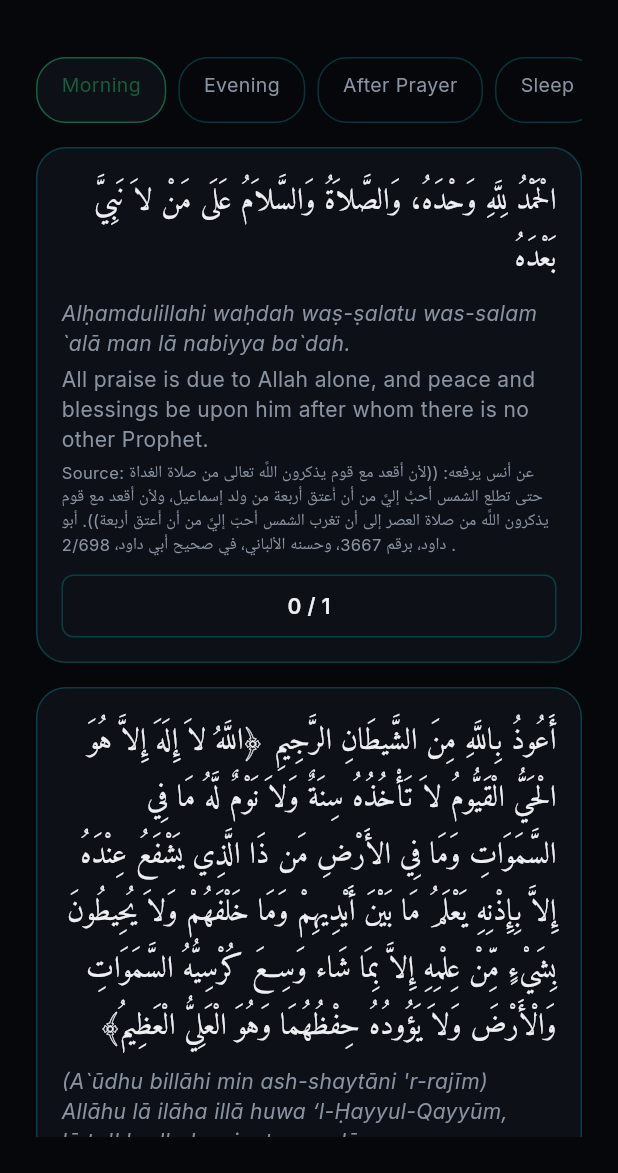
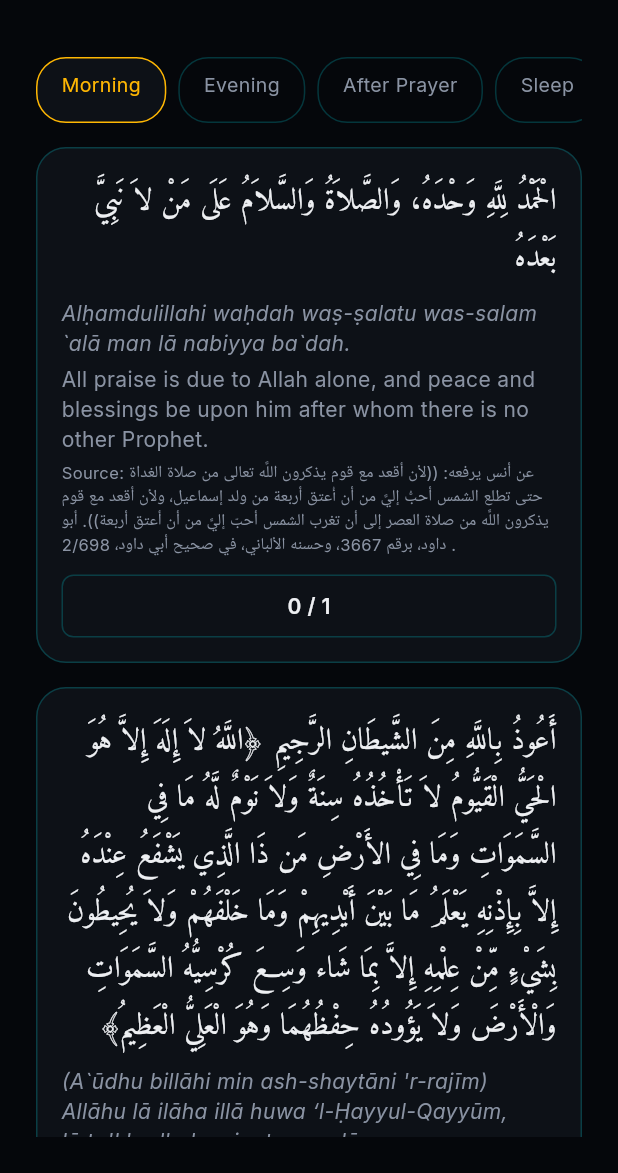
Before and after one commit to ajmalkhan6233-eng/noor_app, a Flutter app: the _AzkarView screen opened directly, on a phone screen of 412 x 824 dp, the part 63-1236 px from its top. Run offline on Flutter 3.47's test engine with Material 3 defaults, Android fonts, the phone set to English and light mode, and no system bars; our stand-ins replace adhan, audioplayers, equatable, flutter_bloc, flutter_compass, flutter_local_notifications and 5 more; accounts and stored records are empty.

Commit message:
Palette group: migrate remaining scoped emerald usage to gold/cyan
Scope matches the implementation_plan.md "Palette Uniformity" note and
its Qibla/Tasbih sections exactly — not a full app-wide sweep (that's
noor-palette-audit's job as a recurring check, not a one-shot fix;
~40 other emerald usages remain elsewhere, left alone).

- app_chip.dart: selected-chip border/text emerald -> gold. Its own
  file header already said "gold is punctuation" — the code just
  hadn't matched that comment.
- more_screen.dart: row icons emerald -> gold.
- zakat_result_card.dart, ayah_tile.dart (bookmark icon): emerald ->
  gold.
- 8 loading spinners (azkar/pilgrimage/qibla x2/quran x2/settings x2):
  CircularProgressIndicator color emerald -> gold.
- compass_face_painter.dart: bezel's plain white radial highlight ->
  a subtle gold reflection over the dark AppColors.card surface
  (titanium/obsidian, not chrome-white). Kaaba marker (fixed landmark)
  emerald -> gold; needle (live pointer) emerald -> cyan
  (accentSecondary) — previously identical colours made the two hard
  to tell apart at a glance.
- compass_ticks.dart: bold 'N' cardinal label emerald -> gold.
- tasbih_screen.dart: reset button text emerald -> gold.

Caught and fixed my own mistake before committing: first pass at the
bezel gradient referenced AppColors.cardSurfaceDark, which doesn't
exist in app_colors.dart — corrected to AppColors.card.

Co-Authored-By: Claude Sonnet 5 <noreply@anthropic.com>

```diff
--- a/lib/core/presentation/widgets/app_chip.dart
+++ b/lib/core/presentation/widgets/app_chip.dart
@@ -63,13 +63,13 @@ class _AppChipState extends State<AppChip> {
               color: widget.selected ? AppColors.card : Colors.transparent,
               borderRadius: BorderRadius.circular(20),
               border: Border.all(
-                color: widget.selected ? AppColors.emerald : AppColors.hairline,
+                color: widget.selected ? AppColors.gold : AppColors.hairline,
               ),
             ),
             child: Text(
               widget.label,
               style: TextStyle(
-                color: widget.selected ? AppColors.emerald : AppColors.sage,
+                color: widget.selected ? AppColors.gold : AppColors.sage,
                 fontSize: 13,
               ),
             ),
--- a/lib/features/azkar/presentation/azkar_screen.dart
+++ b/lib/features/azkar/presentation/azkar_screen.dart
@@ -63,7 +63,7 @@ class _AzkarViewState extends State<_AzkarView> {
                 builder: (context, state) {
                   if (state.isLoading) {
                     return const Center(
-                      child: CircularProgressIndicator(color: AppColors.emerald),
+                      child: CircularProgressIndicator(color: AppColors.gold),
                     );
                   }
                   if (state.items.isEmpty) {
--- a/lib/features/more/presentation/more_screen.dart
+++ b/lib/features/more/presentation/more_screen.dart
@@ -103,7 +103,7 @@ class _MoreScreenState extends State<MoreScreen> {
         padding: const EdgeInsets.symmetric(vertical: 14, horizontal: 16),
         child: Row(
           children: [
-            Icon(icon, color: AppColors.emerald, size: 20),
+            Icon(icon, color: AppColors.gold, size: 20),
             const SizedBox(width: 16),
             Expanded(
               child: Text(label, style: const TextStyle(color: AppColors.ink)),
--- a/lib/features/pilgrimage/presentation/pilgrimage_session_screen.dart
+++ b/lib/features/pilgrimage/presentation/pilgrimage_session_screen.dart
@@ -58,7 +58,7 @@ class _PilgrimageSessionView extends StatelessWidget {
   Widget _body(BuildContext context, PilgrimageSessionState state) {
     switch (state.status) {
       case PilgrimageSessionStatus.loading:
-        return const Center(child: CircularProgressIndicator(color: AppColors.emerald));
+        return const Center(child: CircularProgressIndicator(color: AppColors.gold));
       case PilgrimageSessionStatus.needsSetup:
         return Padding(
           padding: const EdgeInsets.all(24),
--- a/lib/features/qibla/presentation/qibla_screen.dart
+++ b/lib/features/qibla/presentation/qibla_screen.dart
@@ -104,7 +104,7 @@ class _QiblaViewState extends State<_QiblaView> {
 
     if (state.bearingDegrees == null || state.distanceKm == null) {
       return const Center(
-        child: CircularProgressIndicator(color: AppColors.emerald),
+        child: CircularProgressIndicator(color: AppColors.gold),
       );
     }
 
--- a/lib/features/qibla/presentation/widgets/compass_ticks.dart
+++ b/lib/features/qibla/presentation/widgets/compass_ticks.dart
@@ -50,7 +50,7 @@ void _drawLabel(Canvas canvas, Offset center, String text, {bool bold = false})
         fontFamily: AppTypography.bodyFamily,
         fontWeight: bold ? FontWeight.w700 : FontWeight.w500,
         fontSize: bold ? 15 : 13,
-        color: bold ? AppColors.emerald : AppColors.sage,
+        color: bold ? AppColors.gold : AppColors.sage,
       ),
     ),
     textDirection: TextDirection.ltr,
--- a/lib/features/qibla/presentation/widgets/qibla_compass_area.dart
+++ b/lib/features/qibla/presentation/widgets/qibla_compass_area.dart
@@ -60,7 +60,7 @@ class _QiblaCompassAreaState extends State<QiblaCompassArea> {
     final rotation = state.needleRotationDegrees;
     if (rotation == null) {
       return const Center(
-        child: CircularProgressIndicator(color: AppColors.emerald),
+        child: CircularProgressIndicator(color: AppColors.gold),
       );
     }
 
--- a/lib/features/quran/presentation/quran_screen.dart
+++ b/lib/features/quran/presentation/quran_screen.dart
@@ -64,7 +64,7 @@ class _QuranView extends StatelessWidget {
             }
             if (state.isLoading) {
               return const Center(
-                child: CircularProgressIndicator(color: AppColors.emerald),
+                child: CircularProgressIndicator(color: AppColors.gold),
               );
             }
             if (!state.isImported) {
--- a/lib/features/quran/presentation/surah_reader_screen.dart
+++ b/lib/features/quran/presentation/surah_reader_screen.dart
@@ -63,7 +63,7 @@ class _SurahReaderScreenState extends State<SurahReaderScreen> {
           builder: (context, state) {
             if (state.currentSurahId != widget.surahId) {
               return const Center(
-                child: CircularProgressIndicator(color: AppColors.emerald),
+                child: CircularProgressIndicator(color: AppColors.gold),
               );
             }
             _maybeScrollToLastRead(state);
--- a/lib/features/quran/presentation/widgets/ayah_tile.dart
+++ b/lib/features/quran/presentation/widgets/ayah_tile.dart
@@ -45,7 +45,7 @@ class AyahTile extends StatelessWidget {
                   onTap: onToggleBookmark,
                   child: Icon(
                     isBookmarked ? Icons.bookmark : Icons.bookmark_border,
-                    color: AppColors.emerald,
+                    color: AppColors.gold,
                     size: 20,
                   ),
                 ),
--- a/lib/features/settings/presentation/licences_screen.dart
+++ b/lib/features/settings/presentation/licences_screen.dart
@@ -53,7 +53,7 @@ class _LicencesScreenState extends State<LicencesScreen> {
         builder: (context, snapshot) {
           if (!snapshot.hasData) {
             return const Center(
-              child: CircularProgressIndicator(color: AppColors.emerald),
+              child: CircularProgressIndicator(color: AppColors.gold),
             );
           }
           final packages = snapshot.data!;
--- a/lib/features/settings/presentation/settings_screen.dart
+++ b/lib/features/settings/presentation/settings_screen.dart
@@ -47,7 +47,7 @@ class _SettingsView extends StatelessWidget {
         builder: (context, state) {
           if (state.isLoading) {
             return const Center(
-              child: CircularProgressIndicator(color: AppColors.emerald),
+              child: CircularProgressIndicator(color: AppColors.gold),
             );
           }
           return ListView(
--- a/lib/features/tasbih/presentation/tasbih_screen.dart
+++ b/lib/features/tasbih/presentation/tasbih_screen.dart
@@ -72,7 +72,7 @@ class _TasbihView extends StatelessWidget {
                           child: Text(
                             l10n.resetLabel,
                             style: const TextStyle(
-                              color: AppColors.emerald,
+                              color: AppColors.gold,
                               fontSize: 16,
                               fontWeight: FontWeight.w600,
                             ),
--- a/lib/features/zakat/presentation/widgets/zakat_result_card.dart
+++ b/lib/features/zakat/presentation/widgets/zakat_result_card.dart
@@ -44,7 +44,7 @@ class ZakatResultCard extends StatelessWidget {
               result.zakatDue.toStringAsFixed(2),
               style: AppTypography.heroDisplay.copyWith(
                 fontSize: 36,
-                color: result.nisabMet ? AppColors.emerald : AppColors.sage,
+                color: result.nisabMet ? AppColors.gold : AppColors.sage,
               ),
             ),
           ],
```
Also changed, not shown: lib/features/qibla/presentation/widgets/compass_face_painter.dart (+17 -9 lines).
